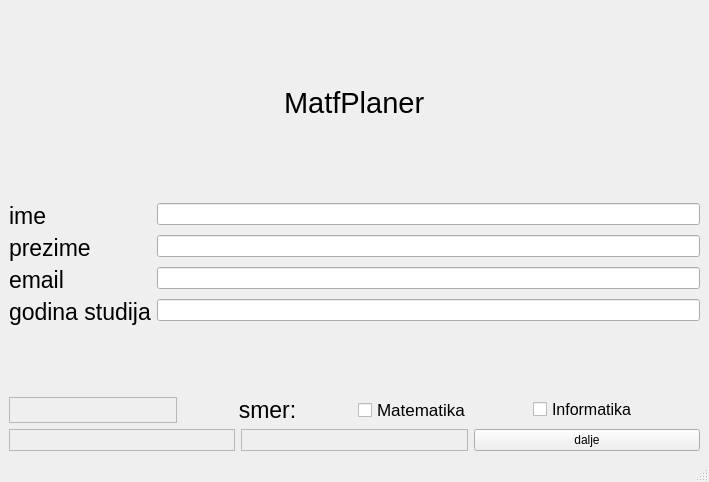
Before: the Qt Designer form Planer/MatfPlaner/forms/LoginPage.ui in stenjo1/MATF_Planner, drawn with Qt 5.
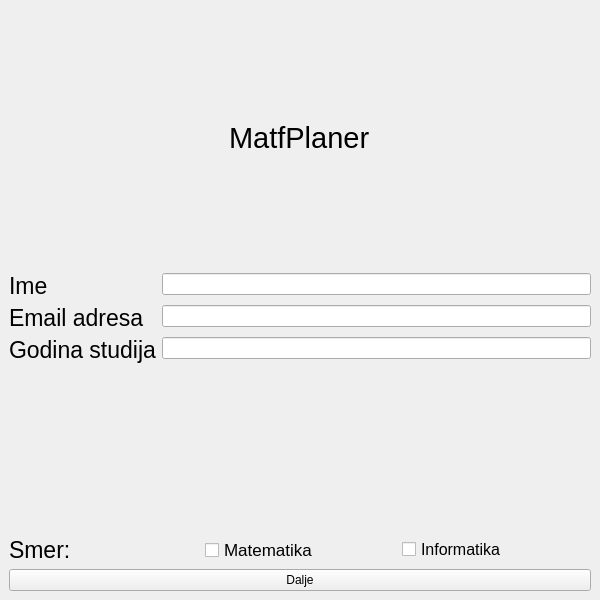
After: the same form once the commit is applied.

```diff
--- a/Planer/MatfPlaner/forms/LoginPage.ui
+++ b/Planer/MatfPlaner/forms/LoginPage.ui
@@ -6,8 +6,8 @@
    <rect>
     <x>0</x>
     <y>0</y>
-    <width>709</width>
-    <height>482</height>
+    <width>600</width>
+    <height>600</height>
    </rect>
   </property>
   <property name="windowTitle">
@@ -37,7 +37,7 @@
          </font>
         </property>
         <property name="text">
-         <string>ime</string>
+         <string>Ime</string>
         </property>
        </widget>
       </item>
@@ -45,21 +45,6 @@
        <widget class="QLineEdit" name="lineEdit"/>
       </item>
       <item row="1" column="0">
-       <widget class="QLabel" name="label_3">
-        <property name="font">
-         <font>
-          <pointsize>17</pointsize>
-         </font>
-        </property>
-        <property name="text">
-         <string>prezime</string>
-        </property>
-       </widget>
-      </item>
-      <item row="1" column="1">
-       <widget class="QLineEdit" name="lineEdit_2"/>
-      </item>
-      <item row="2" column="0">
        <widget class="QLabel" name="label_2">
         <property name="font">
          <font>
@@ -67,14 +52,14 @@
          </font>
         </property>
         <property name="text">
-         <string>email</string>
+         <string>Email adresa</string>
         </property>
        </widget>
       </item>
-      <item row="2" column="1">
+      <item row="1" column="1">
        <widget class="QLineEdit" name="lineEdit_3"/>
       </item>
-      <item row="3" column="0">
+      <item row="2" column="0">
        <widget class="QLabel" name="label_4">
         <property name="font">
          <font>
@@ -82,11 +67,11 @@
          </font>
         </property>
         <property name="text">
-         <string>godina studija</string>
+         <string>Godina studija</string>
         </property>
        </widget>
       </item>
-      <item row="3" column="1">
+      <item row="2" column="1">
        <widget class="QLineEdit" name="lineEdit_4"/>
       </item>
      </layout>
@@ -99,16 +84,6 @@
       <property name="rightMargin">
        <number>0</number>
       </property>
-      <item>
-       <widget class="QFrame" name="frame_3">
-        <property name="frameShape">
-         <enum>QFrame::StyledPanel</enum>
-        </property>
-        <property name="frameShadow">
-         <enum>QFrame::Raised</enum>
-        </property>
-       </widget>
-      </item>
       <item>
        <widget class="QLabel" name="label_5">
         <property name="font">
@@ -117,10 +92,10 @@
          </font>
         </property>
         <property name="text">
-         <string>smer:</string>
+         <string>Smer:</string>
         </property>
         <property name="alignment">
-         <set>Qt::AlignCenter</set>
+         <set>Qt::AlignLeading|Qt::AlignLeft|Qt::AlignVCenter</set>
         </property>
        </widget>
       </item>
@@ -158,30 +133,10 @@
     </item>
     <item>
      <layout class="QHBoxLayout" name="horizontalLayout_4">
-      <item>
-       <widget class="QFrame" name="frame">
-        <property name="frameShape">
-         <enum>QFrame::StyledPanel</enum>
-        </property>
-        <property name="frameShadow">
-         <enum>QFrame::Raised</enum>
-        </property>
-       </widget>
-      </item>
-      <item>
-       <widget class="QFrame" name="frame_2">
-        <property name="frameShape">
-         <enum>QFrame::StyledPanel</enum>
-        </property>
-        <property name="frameShadow">
-         <enum>QFrame::Raised</enum>
-        </property>
-       </widget>
-      </item>
       <item>
        <widget class="QPushButton" name="nextButton">
         <property name="text">
-         <string>dalje</string>
+         <string>Dalje</string>
         </property>
        </widget>
       </item>
@@ -189,17 +144,6 @@
     </item>
    </layout>
   </widget>
-  <widget class="QMenuBar" name="menubar">
-   <property name="geometry">
-    <rect>
-     <x>0</x>
-     <y>0</y>
-     <width>709</width>
-     <height>21</height>
-    </rect>
-   </property>
-  </widget>
-  <widget class="QStatusBar" name="statusbar"/>
  </widget>
  <resources/>
  <connections/>
```
